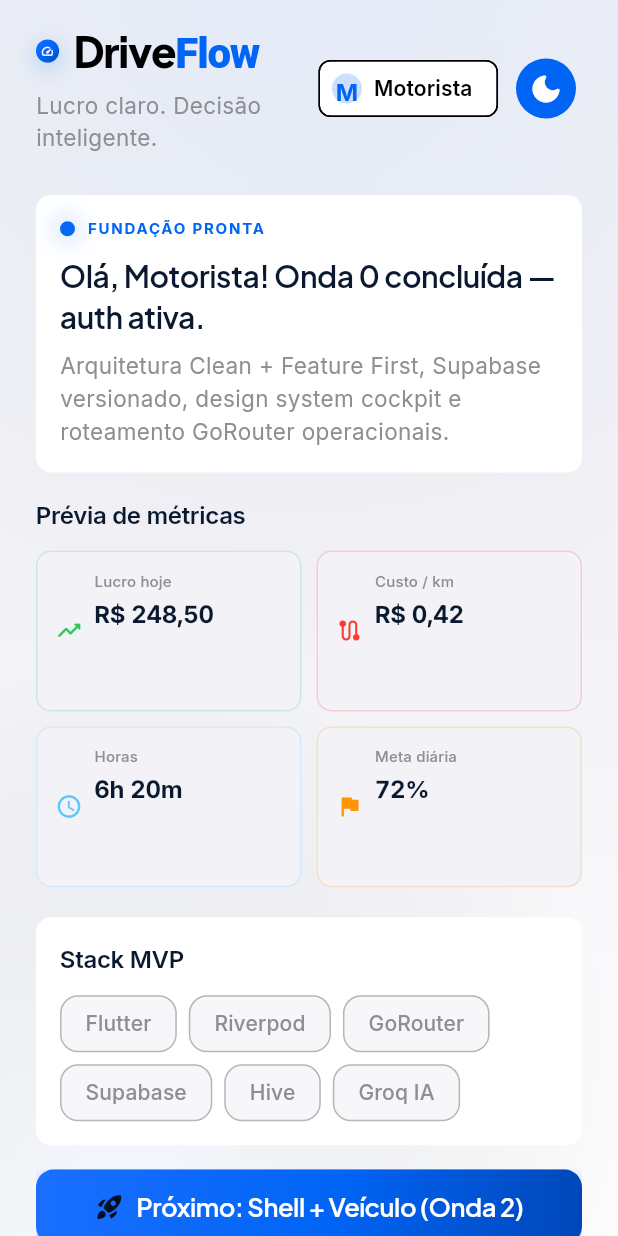
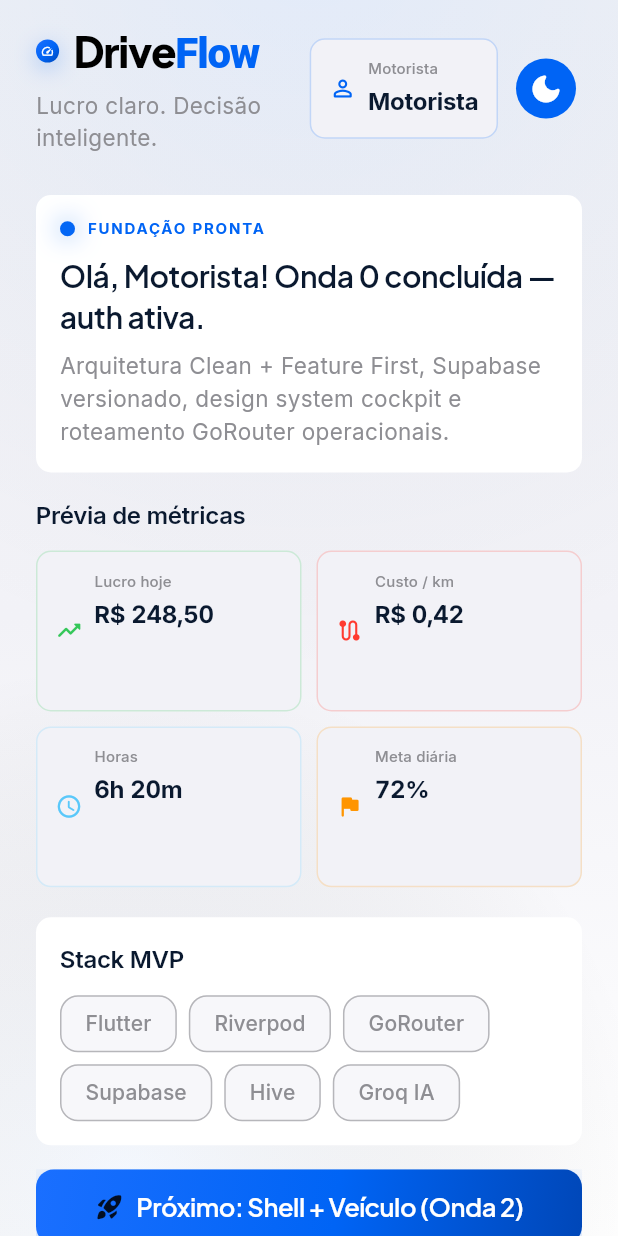
Before and after one commit to solerpedroo/driveflow, a Flutter app: the FoundationScreen screen opened directly, on a phone screen of 412 x 824 dp. Run offline on Flutter 3.47's test engine with Material 3 defaults, Android fonts, the phone set to English and light mode, and no system bars; our stand-ins replace cached_network_image, connectivity_plus, dio, file_picker, fl_chart, flutter_hooks and 14 more; missing offline and left inert: google_mlkit_text_recognition; accounts and stored records are empty; network calls fail; statements that could not run were skipped.

Commit message:
refactor(foundation): migrate to DfChip and update showcase test
Co-authored-by: Pedro Henrique Contardi Soler <pedrocsoler@hotmail.com>

```diff
--- a/lib/features/dashboard/presentation/screens/foundation_screen.dart
+++ b/lib/features/dashboard/presentation/screens/foundation_screen.dart
@@ -9,10 +9,10 @@ import '../../../../core/theme/app_colors.dart';
 import '../../../../core/theme/theme_mode_provider.dart';
 import '../../../../shared/widgets/driveflow_brand_logo.dart';
 import '../../../../shared/widgets/design_system/df_button.dart';
+import '../../../../shared/widgets/design_system/df_chip.dart';
 import '../../../../shared/widgets/design_system/df_filter_pill.dart';
 import '../../../../shared/widgets/design_system/df_card.dart';
 import '../../../../shared/widgets/driveflow_gradient_background.dart';
-import '../../../../shared/widgets/driveflow_metric_chip.dart';
 
 /// Tela foundation da Onda 0 — showcase do design system + status do projeto.
 class FoundationScreen extends HookConsumerWidget {
@@ -53,19 +53,11 @@ class FoundationScreen extends HookConsumerWidget {
                       if (user != null)
                         Padding(
                           padding: const EdgeInsets.only(right: 8),
-                          child: Chip(
-                            avatar: CircleAvatar(
-                              backgroundColor:
-                                  AppColors.electricTeal.withValues(alpha: 0.2),
-                              child: Text(
-                                user.displayName.characters.first.toUpperCase(),
-                                style: const TextStyle(
-                                  color: AppColors.electricTeal,
-                                  fontWeight: FontWeight.bold,
-                                ),
-                              ),
-                            ),
-                            label: Text(user.displayName),
+                          child: DfChip(
+                            label: 'Motorista',
+                            value: user.displayName,
+                            accentColor: AppColors.electricTeal,
+                            icon: Icons.person_outline_rounded,
                           ),
                         ),
                       IconButton.filledTonal(
@@ -137,25 +129,25 @@ class FoundationScreen extends HookConsumerWidget {
                     childAspectRatio: 1.65,
                   ),
                   delegate: SliverChildListDelegate.fixed([
-                    const DriveFlowMetricChip(
+                    const DfChip(
                       label: 'Lucro hoje',
                       value: 'R\$ 248,50',
                       accentColor: AppColors.profitGreen,
                       icon: Icons.trending_up_rounded,
                     ),
-                    const DriveFlowMetricChip(
+                    const DfChip(
                       label: 'Custo / km',
                       value: 'R\$ 0,42',
                       accentColor: AppColors.expenseCoral,
                       icon: Icons.route_rounded,
                     ),
-                    DriveFlowMetricChip(
+                    const DfChip(
                       label: 'Horas',
                       value: '6h 20m',
                       accentColor: AppColors.infoBlue,
                       icon: Icons.schedule_rounded,
                     ),
-                    DriveFlowMetricChip(
+                    const DfChip(
                       label: 'Meta diária',
                       value: '72%',
                       accentColor: AppColors.warningAmber,
--- a/lib/shared/widgets/driveflow_metric_chip.dart
+++ /dev/null
@@ -1,34 +0,0 @@
-import 'package:flutter/material.dart';
-
-import '../../core/theme/app_colors.dart';
-import 'design_system/df_chip.dart';
-
-/// Chip de métrica — delega para [DfChip] (Design System v2).
-@Deprecated('Use DfChip. Será removido em v2.1.')
-class DriveFlowMetricChip extends StatelessWidget {
-  const DriveFlowMetricChip({
-    required this.label,
-    required this.value,
-    super.key,
-    this.accentColor,
-    this.icon,
-    this.onTap,
-  });
-
-  final String label;
-  final String value;
-  final Color? accentColor;
-  final IconData? icon;
-  final VoidCallback? onTap;
-
-  @override
-  Widget build(BuildContext context) {
-    return DfChip(
-      label: label,
-      value: value,
-      accentColor: accentColor ?? AppColors.electricTeal,
-      icon: icon,
-      onTap: onTap,
-    );
-  }
-}
```
Also changed, not shown: 1 other file.
